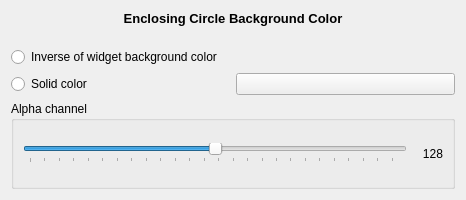
anlambert/tulip, file plugins/interactor/PathFinder/designer/EnclosingCircleConfiguration.ui: the form before one commit.
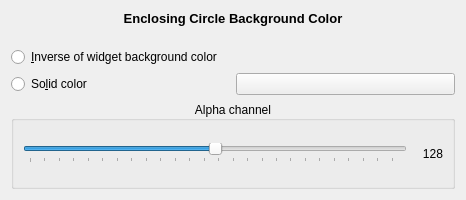
The form after the commit. Custom widgets are drawn as their Qt base class.

Diff of the .ui file:
```diff
--- a/plugins/interactor/PathFinder/designer/EnclosingCircleConfiguration.ui
+++ b/plugins/interactor/PathFinder/designer/EnclosingCircleConfiguration.ui
@@ -35,7 +35,7 @@
    <item>
     <widget class="QRadioButton" name="inverseColorRadio">
      <property name="text">
-      <string>Inverse of widget background color</string>
+      <string>&amp;Inverse of widget background color</string>
      </property>
      <property name="checked">
       <bool>false</bool>
@@ -50,7 +50,7 @@
      <item>
       <widget class="QRadioButton" name="solidColorRadio">
        <property name="text">
-        <string>Solid color</string>
+        <string>So&amp;lid color</string>
        </property>
        <property name="checked">
         <bool>false</bool>
@@ -67,6 +67,9 @@
      <property name="title">
       <string>Alpha channel</string>
      </property>
+     <property name="alignment">
+      <set>Qt::AlignCenter</set>
+     </property>
      <layout class="QHBoxLayout" name="horizontalLayout_2">
       <item>
        <widget class="QSlider" name="alphaSlider">
```
